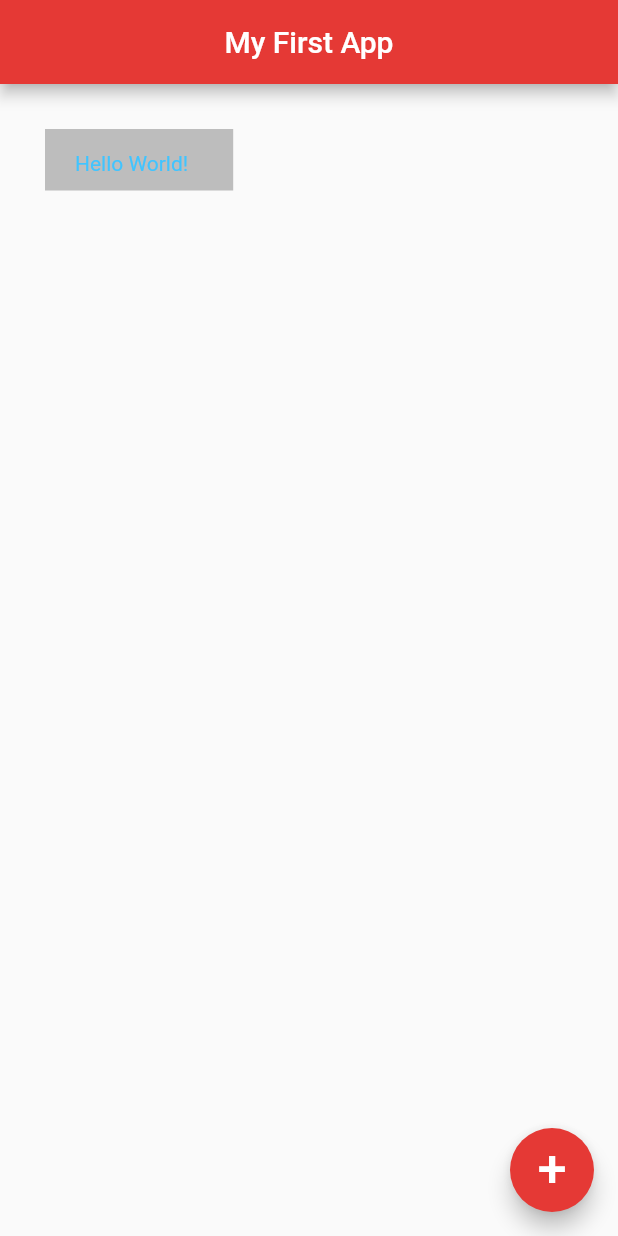
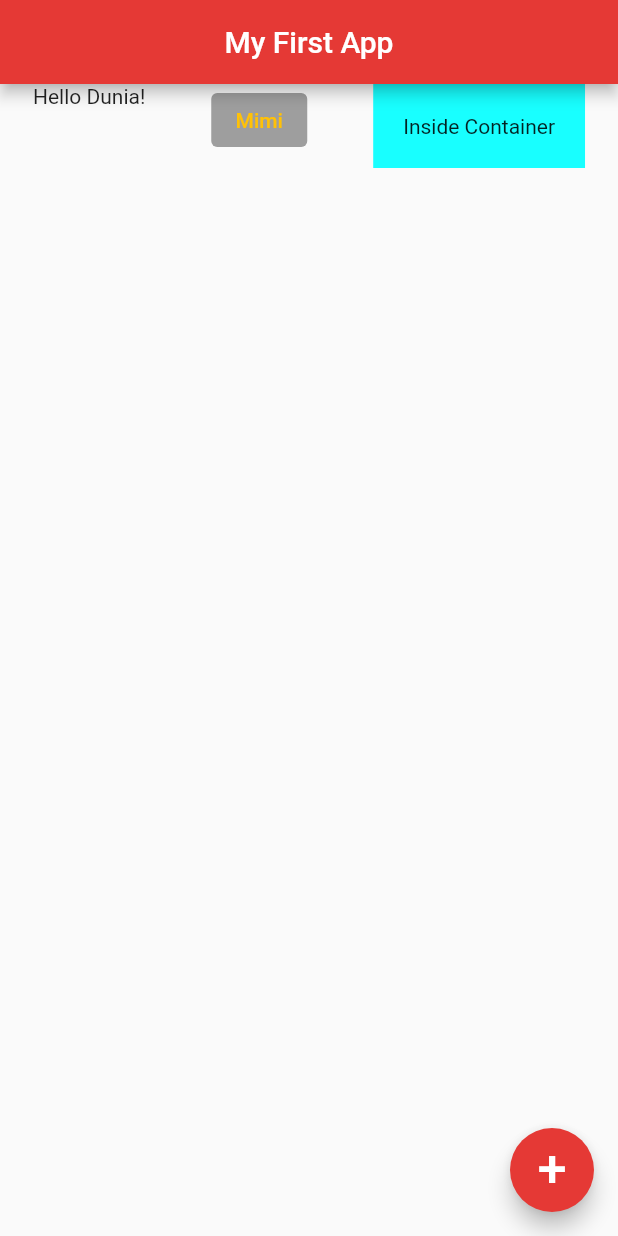
Before and after one commit to daktari01/flutterlings, a Flutter app: the screen it shows after launch, on a phone screen of 412 x 824 dp. Run offline on Flutter 3.47's test engine with Material 2 defaults, Android fonts, the phone set to English and light mode, and no system bars.

Commit message:
Working with rows

```diff
--- a/lib/main.dart
+++ b/lib/main.dart
@@ -13,16 +13,29 @@ class Home extends StatelessWidget {
         centerTitle: true,
         backgroundColor: Colors.red[600],
       ),
-      body: Container(
-        padding: EdgeInsets.fromLTRB(20.0, 15.0, 30.0, 10.0),
-        margin: EdgeInsets.all(30.0),
-        color: Colors.grey[400],
-        child: Text(
-          'Hello World!',
-          style: TextStyle(
-            color: Colors.lightBlueAccent,
+      body: Row(
+        mainAxisAlignment: MainAxisAlignment.spaceAround,
+        crossAxisAlignment: CrossAxisAlignment.start,
+        children: <Widget>[
+          // Padding(
+          //   padding: EdgeInsets.only(left: 20.0, right: 20.0),
+          //   child: Text('Hello Dunia!'),
+          // ),
+          Text('Hello Dunia!'),
+          TextButton(
+            onPressed: () {},
+            child: Text('Mimi'),
+            style: TextButton.styleFrom(
+              primary: Colors.amber,
+              backgroundColor: Colors.grey[500]
+            ),
           ),
-        ),
+          Container(
+            color: Colors.cyanAccent,
+            padding: EdgeInsets.all(20.0),
+            child: Text('Inside Container')
+          ),
+        ],
       ),
       floatingActionButton: FloatingActionButton(
         onPressed: () {},
```
